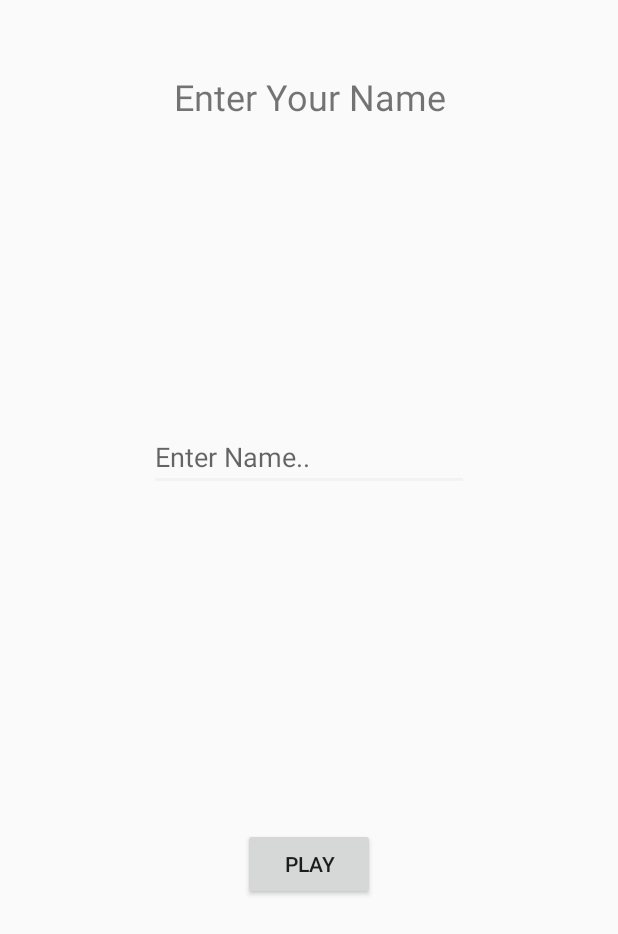
After one commit to lizardkingLK/IMSU, an Android app: the layout activity_newgame.xml on its own in the app's theme, with its tools: preview values and no code run, on a phone screen of 412 x 824 dp. The commit adds this screen. Shown: the top 934 px of the screen. Run offline under Robolectric (Android 15) with nearby library versions, the phone set to English and light mode, and no system bars.

Commit message:
Fourth Commit IMSU

```diff
--- /dev/null
+++ b/app/src/main/res/layout/activity_newgame.xml
@@ -0,0 +1,46 @@
+<?xml version="1.0" encoding="utf-8"?>
+<androidx.constraintlayout.widget.ConstraintLayout xmlns:android="http://schemas.android.com/apk/res/android"
+    xmlns:app="http://schemas.android.com/apk/res-auto"
+    xmlns:tools="http://schemas.android.com/tools"
+    android:id="@+id/linearLayout2"
+    android:layout_width="match_parent"
+    android:layout_height="match_parent">
+
+    <TextView
+        android:id="@+id/textView4"
+        android:layout_width="243dp"
+        android:layout_height="42dp"
+        android:layout_marginTop="48dp"
+        android:text="@string/message_enterName"
+        android:textAlignment="center"
+        android:textSize="24sp"
+        app:layout_constraintEnd_toEndOf="parent"
+        app:layout_constraintStart_toStartOf="parent"
+        app:layout_constraintTop_toTopOf="parent" />
+
+    <EditText
+        android:id="@+id/editText"
+        android:layout_width="wrap_content"
+        android:layout_height="wrap_content"
+        android:layout_marginTop="192dp"
+        android:ems="10"
+        android:hint="@string/hint_Enter_your_name"
+        android:inputType="textPersonName"
+        app:layout_constraintEnd_toEndOf="parent"
+        app:layout_constraintStart_toStartOf="parent"
+        app:layout_constraintTop_toBottomOf="@+id/textView4" />
+
+    <Button
+        android:id="@+id/button"
+        android:layout_width="wrap_content"
+        android:layout_height="wrap_content"
+        android:layout_marginTop="8dp"
+        android:layout_marginBottom="8dp"
+        android:text="@string/btn_Play"
+        app:layout_constraintBottom_toBottomOf="parent"
+        app:layout_constraintEnd_toEndOf="parent"
+        app:layout_constraintHorizontal_bias="0.5"
+        app:layout_constraintStart_toStartOf="parent"
+        app:layout_constraintTop_toBottomOf="@+id/editText" />
+
+</androidx.constraintlayout.widget.ConstraintLayout>
--- a/app/src/main/res/values/strings.xml
+++ b/app/src/main/res/values/strings.xml
@@ -5,6 +5,8 @@
     <string name="btn_Settings">Settings</string>
     <string name="btn_Help">Help</string>
     <string name="btn_Quit">Quit</string>
+    <string name="message_enterName">Enter Your Name</string>
+    <string name="hint_Enter_your_name">Enter Name..</string>
     <string name="txtview_title_scoreboard">Scoreboard</string>
     <string name="txtview_title_settings">Settings</string>
     <string name="txtview_title_help">Help</string>
```
Also changed, not shown: app/src/main/res/layout/acivity_selectlevel.xml (added, +20 -0 lines), app/src/main/res/layout/activity_play.xml (added, +41 -0 lines).
